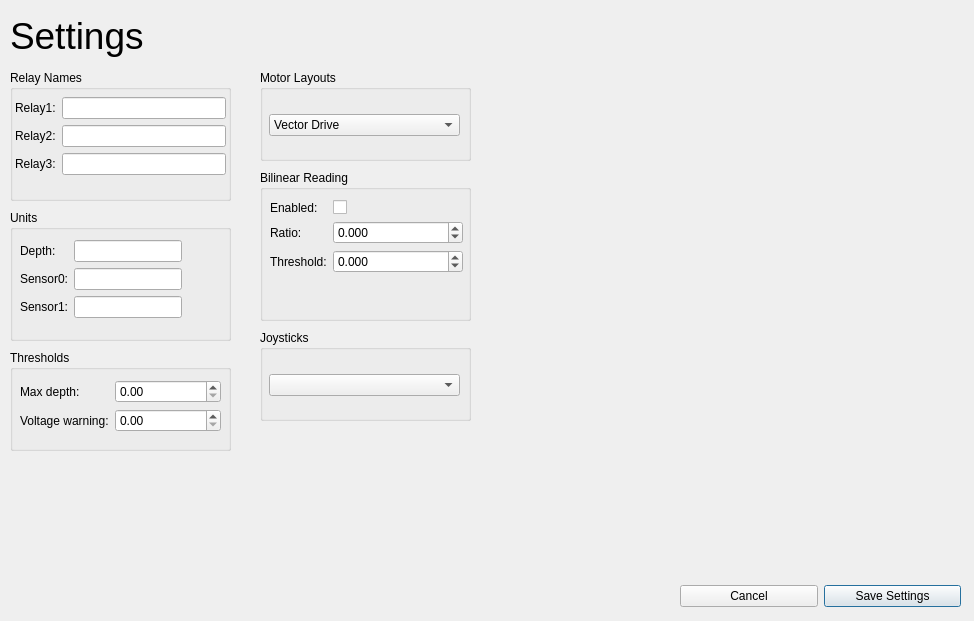
Old version of the form Monterey/rovsettings.ui in the repository rovsuite/monterey.
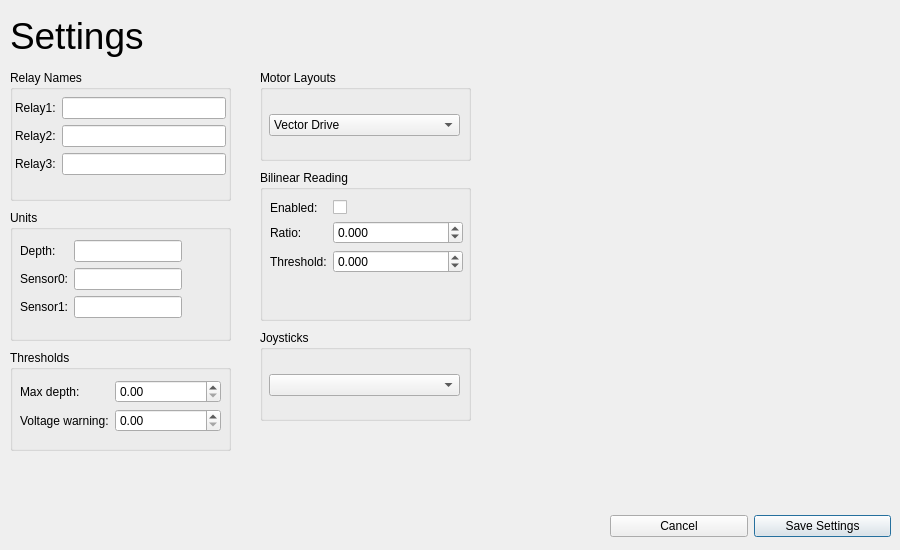
New version of the form.

Commit message: Changed from Pre-Alpha to Alpha Fixed vector code issues. Added more axes and deadzones. Added axes mapping code. Fixed some UI sizing issues.

The edit to the form file:
```diff
--- a/Monterey/rovsettings.ui
+++ b/Monterey/rovsettings.ui
@@ -6,10 +6,28 @@
    <rect>
     <x>0</x>
     <y>0</y>
-    <width>974</width>
-    <height>621</height>
+    <width>900</width>
+    <height>550</height>
    </rect>
   </property>
+  <property name="sizePolicy">
+   <sizepolicy hsizetype="Preferred" vsizetype="Preferred">
+    <horstretch>0</horstretch>
+    <verstretch>0</verstretch>
+   </sizepolicy>
+  </property>
+  <property name="minimumSize">
+   <size>
+    <width>900</width>
+    <height>550</height>
+   </size>
+  </property>
+  <property name="maximumSize">
+   <size>
+    <width>900</width>
+    <height>550</height>
+   </size>
+  </property>
   <property name="windowTitle">
    <string>Settings</string>
   </property>
@@ -196,8 +214,8 @@
   <widget class="QWidget" name="layoutWidget">
    <property name="geometry">
     <rect>
-     <x>680</x>
-     <y>580</y>
+     <x>610</x>
+     <y>510</y>
      <width>281</width>
      <height>32</height>
     </rect>
```
The commit also changes 6 other files.
